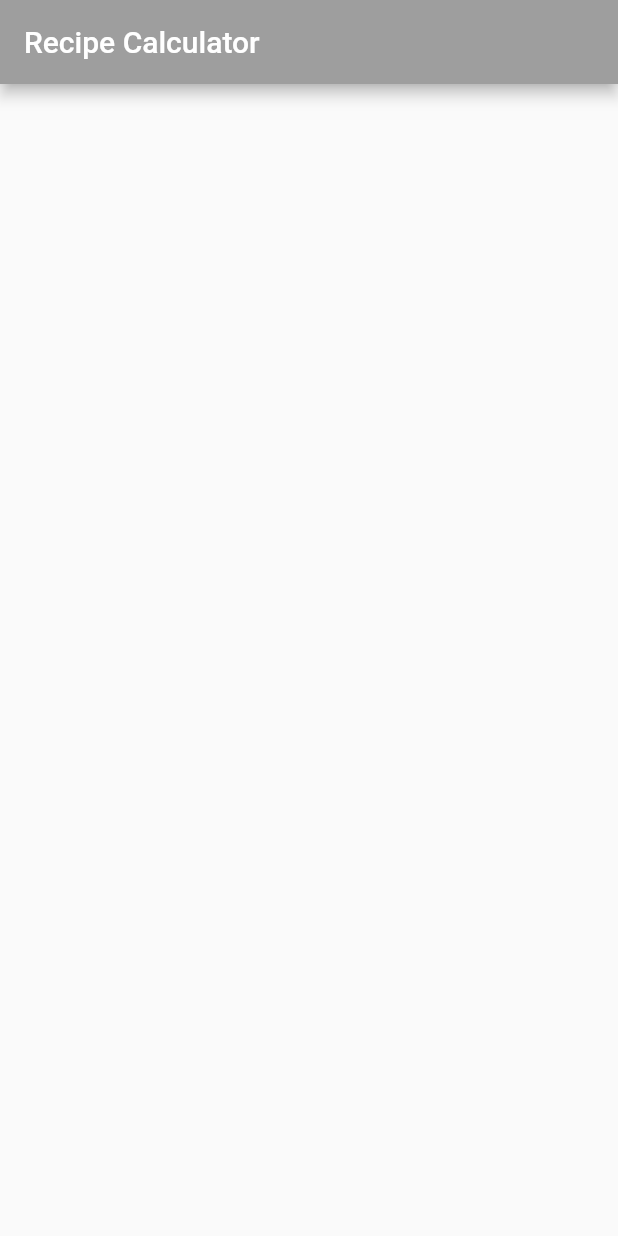
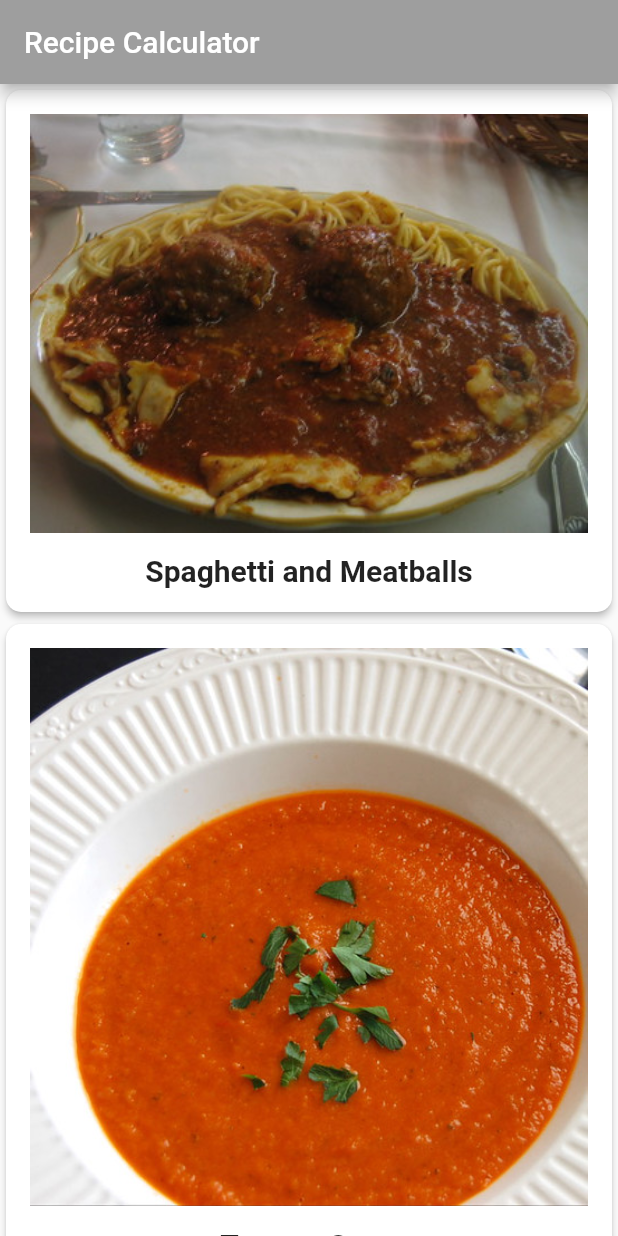
Before and after one commit to binos30/recipes, a Flutter app: the screen it shows after launch, on a phone screen of 412 x 824 dp. Run offline on Flutter 3.47's test engine with Material 2 defaults, Android fonts, the phone set to English and light mode, and no system bars; Roboto replaces fonts that are missing (Palatino).

Commit message:
Add sample recipes

```diff
--- a/lib/main.dart
+++ b/lib/main.dart
@@ -1,4 +1,5 @@
 import 'package:flutter/material.dart';
+import 'package:recipes/models/recipe.dart';
 
 void main() {
   runApp(const RecipeApp());
@@ -14,8 +15,11 @@ class RecipeApp extends StatelessWidget {
     return MaterialApp(
       title: 'Recipe Calculator',
       theme: theme.copyWith(
-          colorScheme: theme.colorScheme
-              .copyWith(primary: Colors.grey, secondary: Colors.black)),
+        colorScheme: theme.colorScheme.copyWith(
+          primary: Colors.grey,
+          secondary: Colors.black,
+        ),
+      ),
       home: const MyHomePage(title: 'Recipe Calculator'),
     );
   }
@@ -38,8 +42,49 @@ class _MyHomePageState extends State<MyHomePage> {
         title: Text(widget.title),
       ),
       body: SafeArea(
-        child: Container(),
+        child: ListView.builder(
+          itemBuilder: (BuildContext context, int index) {
+            return GestureDetector(
+              onTap: () {
+                Navigator.push(
+                  context,
+                  MaterialPageRoute(
+                    builder: (context) {
+                      return const Text('Detail');
+                    },
+                  ),
+                );
+              },
+              child: buildRecipeCard(Recipe.samples[index]),
+            );
+          },
+          itemCount: Recipe.samples.length,
+        ),
       ), // This trailing comma makes auto-formatting nicer for build methods.
     );
   }
+
+  Widget buildRecipeCard(Recipe recipe) {
+    return Card(
+      elevation: 2.0,
+      shape: RoundedRectangleBorder(borderRadius: BorderRadius.circular(10.0)),
+      child: Padding(
+        padding: const EdgeInsets.all(16.0),
+        child: Column(
+          children: [
+            Image(image: AssetImage(recipe.imageUrl)),
+            const SizedBox(height: 14.0),
+            Text(
+              recipe.label,
+              style: const TextStyle(
+                fontSize: 20.0,
+                fontWeight: FontWeight.w700,
+                fontFamily: 'Palatino',
+              ),
+            ),
+          ],
+        ),
+      ),
+    );
+  }
 }
--- a/lib/models/recipe.dart
+++ b/lib/models/recipe.dart
@@ -3,4 +3,31 @@ class Recipe {
   String imageUrl;
 
   Recipe(this.label, this.imageUrl);
+
+  static List<Recipe> samples = [
+    Recipe(
+      'Spaghetti and Meatballs',
+      'assets/images/2126711929_ef763de2b3_w.jpg',
+    ),
+    Recipe(
+      'Tomato Soup',
+      'assets/images/27729023535_a57606c1be.jpg',
+    ),
+    Recipe(
+      'Grilled Cheese',
+      'assets/images/3187380632_5056654a19_b.jpg',
+    ),
+    Recipe(
+      'Chocolate Chip Cookies',
+      'assets/images/15992102771_b92f4cc00a_b.jpg',
+    ),
+    Recipe(
+      'Taco Salad',
+      'assets/images/8533381643_a31a99e8a6_c.jpg',
+    ),
+    Recipe(
+      'Hawaiian Pizza',
+      'assets/images/15452035777_294cefced5_c.jpg',
+    ),
+  ];
 }
--- a/pubspec.yaml
+++ b/pubspec.yaml
@@ -58,9 +58,8 @@ flutter:
   uses-material-design: true
 
   # To add assets to your application, add an assets section, like this:
-  # assets:
-  #   - images/a_dot_burr.jpeg
-  #   - images/a_dot_ham.jpeg
+  assets:
+    - assets/images/
 
   # An image asset can refer to one or more resolution-specific "variants", see
   # https://flutter.dev/assets-and-images/#resolution-aware.
```
Also changed, not shown: assets/images/15452035777_294cefced5_c.jpg (added), assets/images/15992102771_b92f4cc00a_b.jpg (added), assets/images/2126711929_ef763de2b3_w.jpg (added), assets/images/27729023535_a57606c1be.jpg (added), assets/images/3187380632_5056654a19_b.jpg (added), assets/images/8533381643_a31a99e8a6_c.jpg (added), 1 other file.
